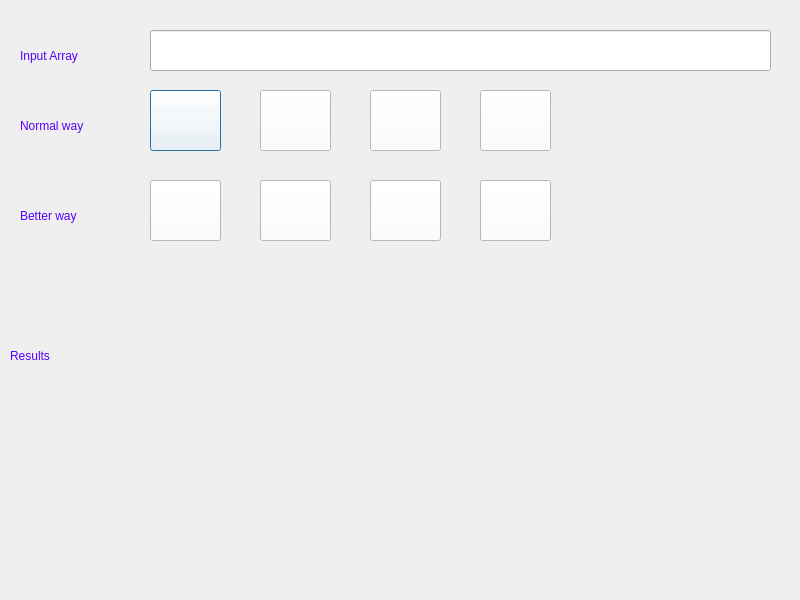
Old version of the form dlg_basicfunction.ui in the repository TruongThaoVn/BasicProgram.
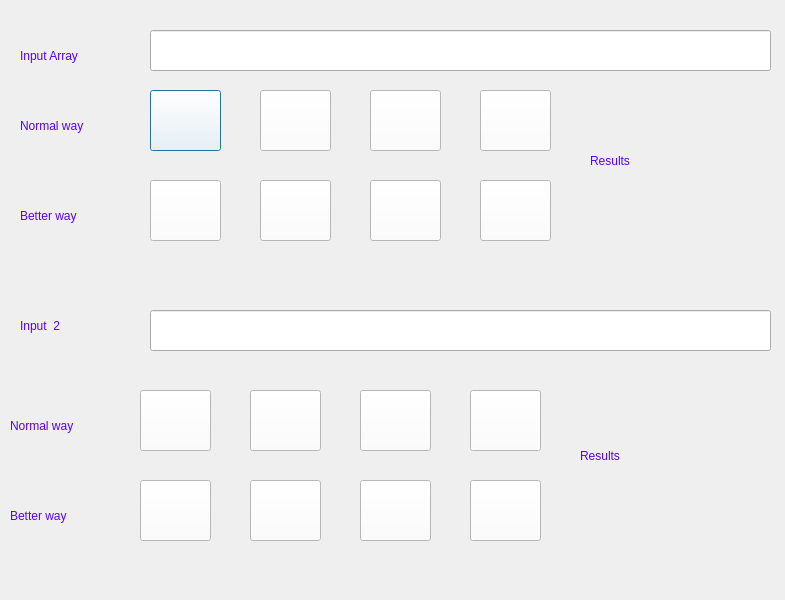
New version of the form. Icons and pictures are not drawn.

```diff
--- a/dlg_basicfunction.ui
+++ b/dlg_basicfunction.ui
@@ -6,7 +6,7 @@
    <rect>
     <x>0</x>
     <y>0</y>
-    <width>800</width>
+    <width>785</width>
     <height>600</height>
    </rect>
   </property>
@@ -277,10 +277,10 @@
   <widget class="QLabel" name="lbl_results">
    <property name="geometry">
     <rect>
-     <x>10</x>
-     <y>330</y>
-     <width>781</width>
-     <height>51</height>
+     <x>590</x>
+     <y>80</y>
+     <width>181</width>
+     <height>161</height>
     </rect>
    </property>
    <property name="styleSheet">
@@ -289,6 +289,293 @@
    </property>
    <property name="text">
     <string>Results</string>
+   </property>
+   <property name="wordWrap">
+    <bool>true</bool>
+   </property>
+  </widget>
+  <widget class="QLabel" name="label_4">
+   <property name="geometry">
+    <rect>
+     <x>20</x>
+     <y>310</y>
+     <width>101</width>
+     <height>31</height>
+    </rect>
+   </property>
+   <property name="styleSheet">
+    <string notr="true">font: 700 12pt &quot;Segoe UI&quot;;
+color: rgb(85, 0, 255);</string>
+   </property>
+   <property name="text">
+    <string>Input  2</string>
+   </property>
+  </widget>
+  <widget class="QLineEdit" name="txt_array_2">
+   <property name="geometry">
+    <rect>
+     <x>150</x>
+     <y>310</y>
+     <width>621</width>
+     <height>41</height>
+    </rect>
+   </property>
+  </widget>
+  <widget class="QLabel" name="lbl_results_2">
+   <property name="geometry">
+    <rect>
+     <x>580</x>
+     <y>380</y>
+     <width>171</width>
+     <height>151</height>
+    </rect>
+   </property>
+   <property name="styleSheet">
+    <string notr="true">font: 700 12pt &quot;Segoe UI&quot;;
+color: rgb(85, 0, 255);</string>
+   </property>
+   <property name="text">
+    <string>Results</string>
+   </property>
+   <property name="scaledContents">
+    <bool>true</bool>
+   </property>
+   <property name="wordWrap">
+    <bool>true</bool>
+   </property>
+  </widget>
+  <widget class="QPushButton" name="btn_sum_3">
+   <property name="geometry">
+    <rect>
+     <x>140</x>
+     <y>390</y>
+     <width>71</width>
+     <height>61</height>
+    </rect>
+   </property>
+   <property name="styleSheet">
+    <string notr="true">font: 700 12pt &quot;Segoe UI&quot;;
+background-color: rgb(255, 255, 255);
+color: rgb(85, 0, 255);</string>
+   </property>
+   <property name="icon">
+    <iconset resource="BasicProgramQRC.qrc">
+     <normaloff>:/resources/resources/add.png</normaloff>:/resources/resources/add.png</iconset>
+   </property>
+   <property name="iconSize">
+    <size>
+     <width>100</width>
+     <height>50</height>
+    </size>
+   </property>
+  </widget>
+  <widget class="QPushButton" name="btn_multiply_3">
+   <property name="geometry">
+    <rect>
+     <x>360</x>
+     <y>390</y>
+     <width>71</width>
+     <height>61</height>
+    </rect>
+   </property>
+   <property name="styleSheet">
+    <string notr="true">font: 700 12pt &quot;Segoe UI&quot;;
+background-color: rgb(255, 255, 255);
+color: rgb(85, 0, 255);</string>
+   </property>
+   <property name="icon">
+    <iconset resource="BasicProgramQRC.qrc">
+     <normaloff>:/resources/resources/multiplies.png</normaloff>:/resources/resources/multiplies.png</iconset>
+   </property>
+   <property name="iconSize">
+    <size>
+     <width>100</width>
+     <height>50</height>
+    </size>
+   </property>
+  </widget>
+  <widget class="QPushButton" name="btn_divide_3">
+   <property name="geometry">
+    <rect>
+     <x>470</x>
+     <y>390</y>
+     <width>71</width>
+     <height>61</height>
+    </rect>
+   </property>
+   <property name="styleSheet">
+    <string notr="true">font: 700 12pt &quot;Segoe UI&quot;;
+background-color: rgb(255, 255, 255);
+color: rgb(85, 0, 255);</string>
+   </property>
+   <property name="icon">
+    <iconset resource="BasicProgramQRC.qrc">
+     <normaloff>:/resources/resources/Devide.png</normaloff>:/resources/resources/Devide.png</iconset>
+   </property>
+   <property name="iconSize">
+    <size>
+     <width>100</width>
+     <height>50</height>
+    </size>
+   </property>
+  </widget>
+  <widget class="QPushButton" name="btn_minus_3">
+   <property name="geometry">
+    <rect>
+     <x>250</x>
+     <y>390</y>
+     <width>71</width>
+     <height>61</height>
+    </rect>
+   </property>
+   <property name="styleSheet">
+    <string notr="true">font: 700 12pt &quot;Segoe UI&quot;;
+background-color: rgb(255, 255, 255);
+color: rgb(85, 0, 255);</string>
+   </property>
+   <property name="icon">
+    <iconset resource="BasicProgramQRC.qrc">
+     <normaloff>:/resources/resources/minus.png</normaloff>:/resources/resources/minus.png</iconset>
+   </property>
+   <property name="iconSize">
+    <size>
+     <width>100</width>
+     <height>50</height>
+    </size>
+   </property>
+  </widget>
+  <widget class="QLabel" name="label_5">
+   <property name="geometry">
+    <rect>
+     <x>10</x>
+     <y>410</y>
+     <width>101</width>
+     <height>31</height>
+    </rect>
+   </property>
+   <property name="styleSheet">
+    <string notr="true">font: 700 12pt &quot;Segoe UI&quot;;
+color: rgb(85, 0, 255);</string>
+   </property>
+   <property name="text">
+    <string>Normal way</string>
+   </property>
+  </widget>
+  <widget class="QPushButton" name="btn_minus_4">
+   <property name="geometry">
+    <rect>
+     <x>250</x>
+     <y>480</y>
+     <width>71</width>
+     <height>61</height>
+    </rect>
+   </property>
+   <property name="styleSheet">
+    <string notr="true">font: 700 12pt &quot;Segoe UI&quot;;
+background-color: rgb(255, 255, 255);
+color: rgb(85, 0, 255);</string>
+   </property>
+   <property name="icon">
+    <iconset resource="BasicProgramQRC.qrc">
+     <normaloff>:/resources/resources/minus.png</normaloff>:/resources/resources/minus.png</iconset>
+   </property>
+   <property name="iconSize">
+    <size>
+     <width>100</width>
+     <height>50</height>
+    </size>
+   </property>
+  </widget>
+  <widget class="QPushButton" name="btn_sum_4">
+   <property name="geometry">
+    <rect>
+     <x>140</x>
+     <y>480</y>
+     <width>71</width>
+     <height>61</height>
+    </rect>
+   </property>
+   <property name="styleSheet">
+    <string notr="true">font: 700 12pt &quot;Segoe UI&quot;;
+background-color: rgb(255, 255, 255);
+color: rgb(85, 0, 255);</string>
+   </property>
+   <property name="icon">
+    <iconset resource="BasicProgramQRC.qrc">
+     <normaloff>:/resources/resources/add.png</normaloff>:/resources/resources/add.png</iconset>
+   </property>
+   <property name="iconSize">
+    <size>
+     <width>100</width>
+     <height>50</height>
+    </size>
+   </property>
+  </widget>
+  <widget class="QLabel" name="label_6">
+   <property name="geometry">
+    <rect>
+     <x>10</x>
+     <y>500</y>
+     <width>101</width>
+     <height>31</height>
+    </rect>
+   </property>
+   <property name="styleSheet">
+    <string notr="true">font: 700 12pt &quot;Segoe UI&quot;;
+color: rgb(85, 0, 255);</string>
+   </property>
+   <property name="text">
+    <string>Better way</string>
+   </property>
+  </widget>
+  <widget class="QPushButton" name="btn_multiply_4">
+   <property name="geometry">
+    <rect>
+     <x>360</x>
+     <y>480</y>
+     <width>71</width>
+     <height>61</height>
+    </rect>
+   </property>
+   <property name="styleSheet">
+    <string notr="true">font: 700 12pt &quot;Segoe UI&quot;;
+background-color: rgb(255, 255, 255);
+color: rgb(85, 0, 255);</string>
+   </property>
+   <property name="icon">
+    <iconset resource="BasicProgramQRC.qrc">
+     <normaloff>:/resources/resources/multiplies.png</normaloff>:/resources/resources/multiplies.png</iconset>
+   </property>
+   <property name="iconSize">
+    <size>
+     <width>100</width>
+     <height>50</height>
+    </size>
+   </property>
+  </widget>
+  <widget class="QPushButton" name="btn_divide_4">
+   <property name="geometry">
+    <rect>
+     <x>470</x>
+     <y>480</y>
+     <width>71</width>
+     <height>61</height>
+    </rect>
+   </property>
+   <property name="styleSheet">
+    <string notr="true">font: 700 12pt &quot;Segoe UI&quot;;
+background-color: rgb(255, 255, 255);
+color: rgb(85, 0, 255);</string>
+   </property>
+   <property name="icon">
+    <iconset resource="BasicProgramQRC.qrc">
+     <normaloff>:/resources/resources/Devide.png</normaloff>:/resources/resources/Devide.png</iconset>
+   </property>
+   <property name="iconSize">
+    <size>
+     <width>100</width>
+     <height>50</height>
+    </size>
    </property>
   </widget>
  </widget>
```
